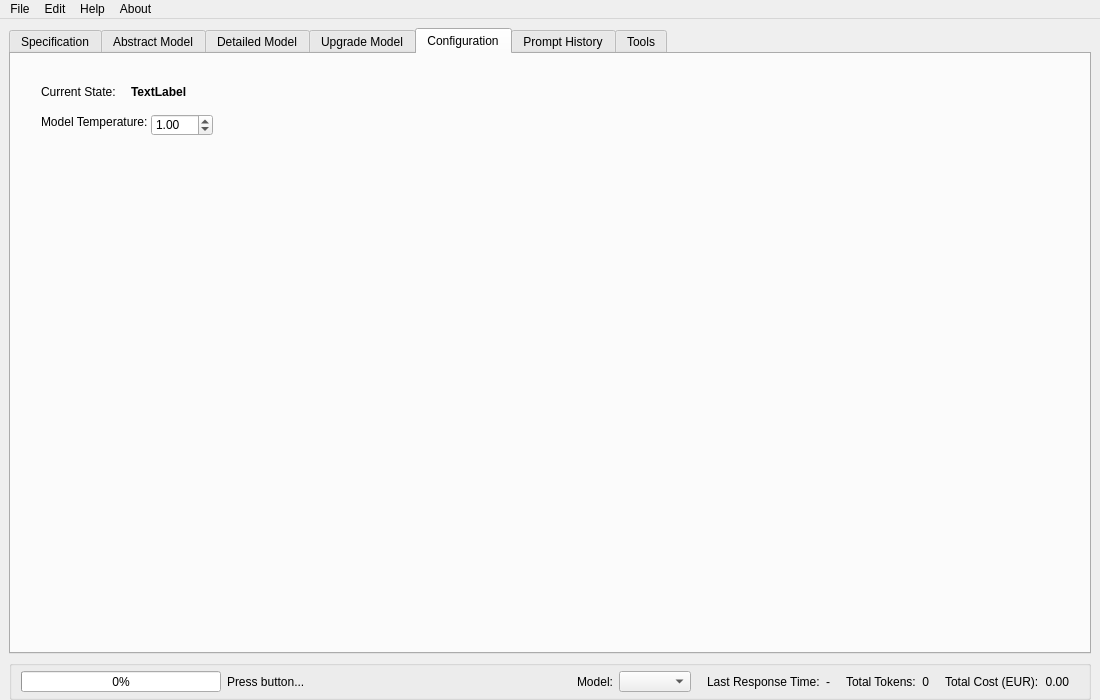
Old version of the form src/gui/main_window_aisimogen.ui in the repository Patrick-Hummel/AI_Simscape_Model_Generator.
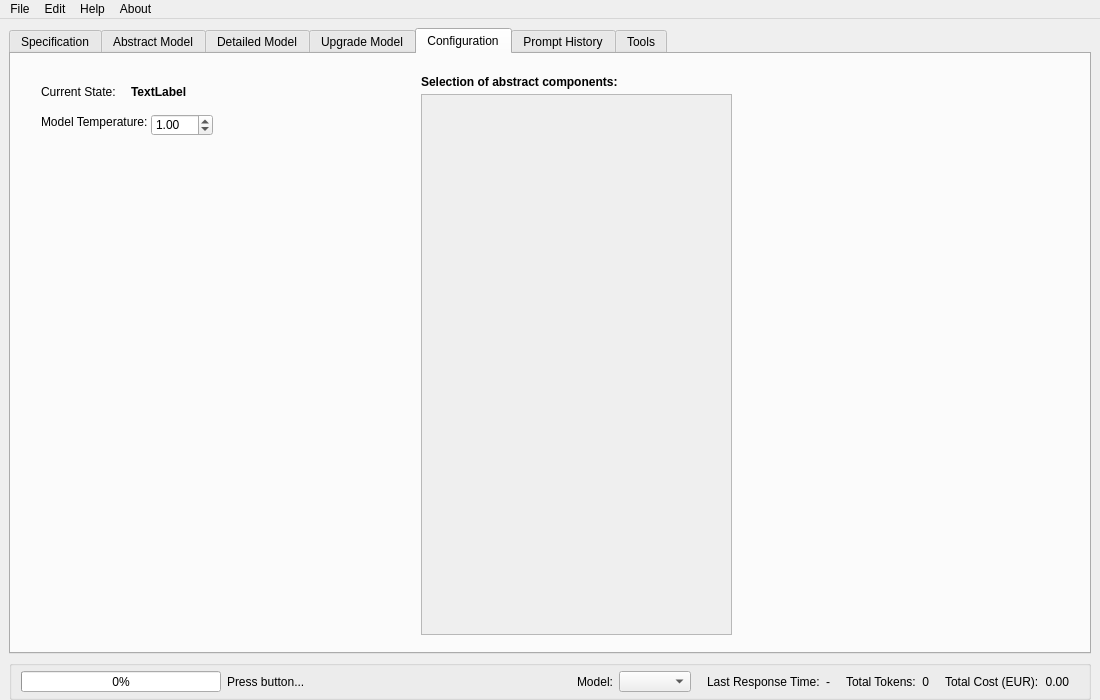
New version of the form. The open tabs and pages were chosen to show the change.

Commit message: Added abstract component selection

```diff
--- a/src/gui/main_window_aisimogen.ui
+++ b/src/gui/main_window_aisimogen.ui
@@ -748,6 +748,48 @@
          <double>1.000000000000000</double>
         </property>
        </widget>
+       <widget class="QScrollArea" name="scrollArea_abstract_components_selection">
+        <property name="geometry">
+         <rect>
+          <x>410</x>
+          <y>40</y>
+          <width>311</width>
+          <height>541</height>
+         </rect>
+        </property>
+        <property name="widgetResizable">
+         <bool>true</bool>
+        </property>
+        <widget class="QWidget" name="scrollAreaWidgetContents">
+         <property name="geometry">
+          <rect>
+           <x>0</x>
+           <y>0</y>
+           <width>309</width>
+           <height>539</height>
+          </rect>
+         </property>
+        </widget>
+       </widget>
+       <widget class="QLabel" name="label_abstract_components_selection">
+        <property name="geometry">
+         <rect>
+          <x>410</x>
+          <y>20</y>
+          <width>241</width>
+          <height>16</height>
+         </rect>
+        </property>
+        <property name="font">
+         <font>
+          <weight>75</weight>
+          <bold>true</bold>
+         </font>
+        </property>
+        <property name="text">
+         <string>Selection of abstract components:</string>
+        </property>
+       </widget>
       </widget>
       <widget class="QWidget" name="tab_prompt_history">
        <attribute name="title">
```
The commit also changes 3 other files.
